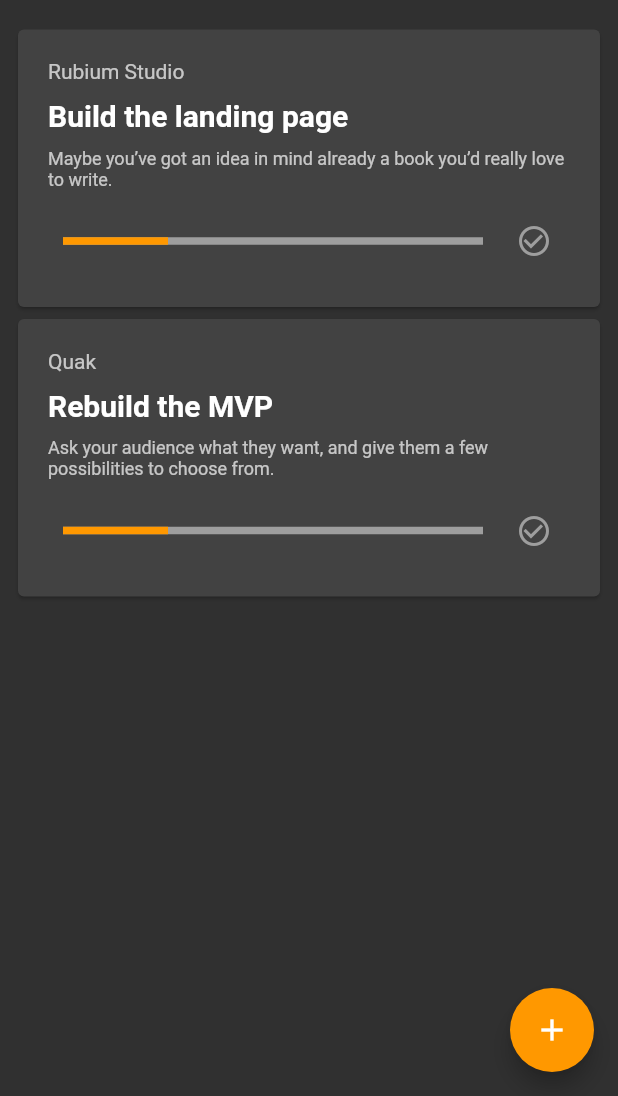
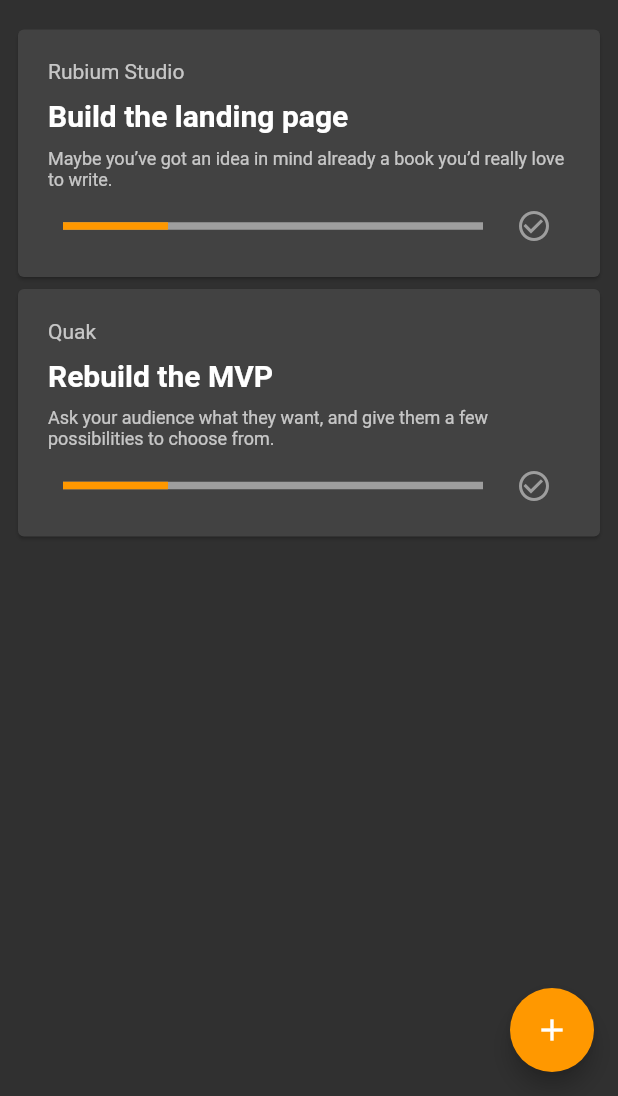
Before and after one commit to amirhesham65/Panther-App, a Flutter app: the screen it shows after launch, on a phone screen of 412 x 824 dp, the part 140-1236 px from its top. Run offline on Flutter 3.47's test engine with Material 2 defaults, Android fonts, the phone set to English and light mode, and no system bars; drawn by our look-alikes of percent_indicator.

Commit message:
Refactoring and UI changes

```diff
--- a/lib/components/task_card.dart
+++ b/lib/components/task_card.dart
@@ -42,9 +42,7 @@ class _TaskCardState extends State<TaskCard> {
                     fontSize: 12.0,
                     color: Theme.of(context).primaryTextTheme.caption.color),
               ),
-              Padding(
-                padding: const EdgeInsets.symmetric(vertical: 10.0),
-                child: Row(
+              Row(
                   children: <Widget>[
                     Expanded(
                       child: LinearPercentIndicator(
@@ -60,7 +58,6 @@ class _TaskCardState extends State<TaskCard> {
                     ),
                   ],
                 ),
-              )
             ],
           ),
         ),
```
